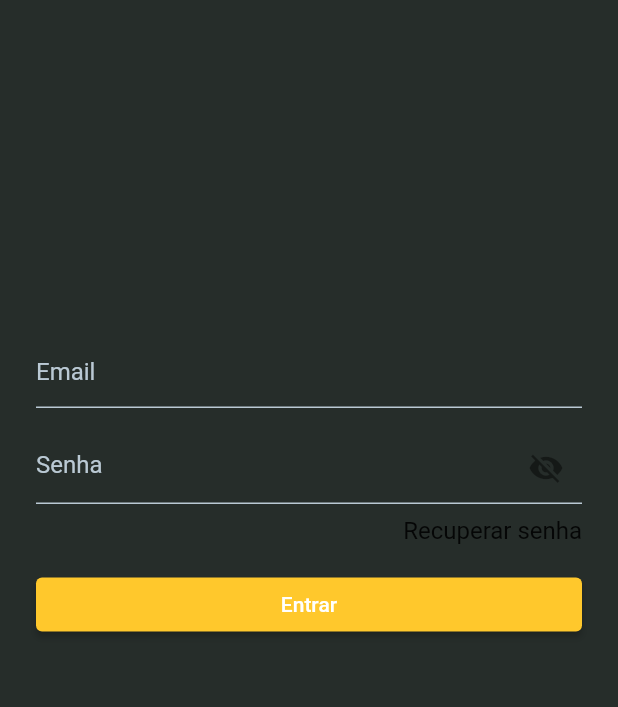
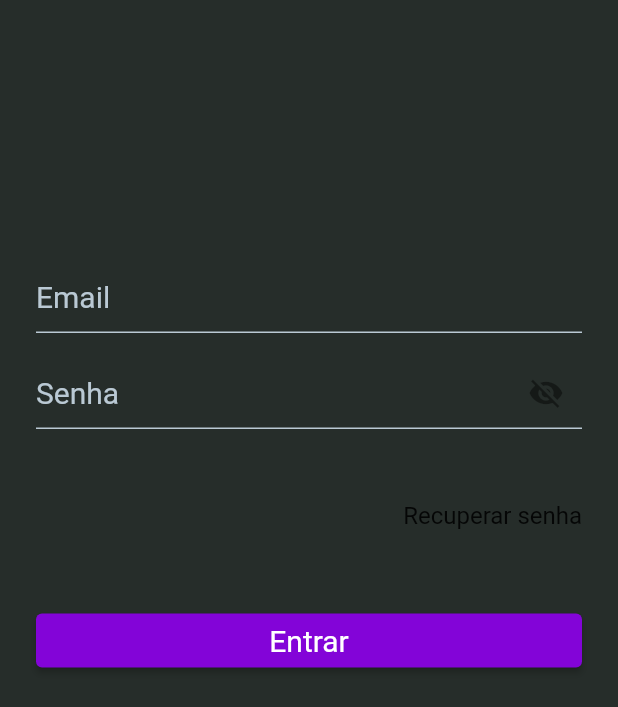
Before and after one commit to rudarabello/todo_app_flutter, a Flutter app: the screen it shows after launch, on a phone screen of 412 x 824 dp. Shown: the top 707 px of the screen. Run offline on Flutter 3.47's test engine with Material 2 defaults, Android fonts, the phone set to English and light mode, and no system bars; our stand-ins replace shared_preferences.

Commit message:
feat: update login page

```diff
--- a/lib/app.dart
+++ b/lib/app.dart
@@ -1,5 +1,5 @@
 import 'package:todo_app_flutter/design_system/my_color.dart';
-import 'package:todo_app_flutter/design_system/text_theme.dart';
+import 'package:todo_app_flutter/design_system/app_theme.dart';
 import 'package:todo_app_flutter/features/authentication/splash.dart';
 //import 'package:todo_app_flutter/features/home/home_page.dart';
 import 'package:todo_app_flutter/features/login/login_page.dart';
--- a/lib/features/login/login_page.dart
+++ b/lib/features/login/login_page.dart
@@ -1,3 +1,4 @@
+import 'package:todo_app_flutter/design_system/my_color.dart';
 import 'package:todo_app_flutter/features/login/login_controller.dart';
 import 'package:todo_app_flutter/features/login/login_states.dart';
 import 'package:flutter/material.dart';
@@ -9,6 +10,10 @@ class LoginPage extends StatelessWidget {
   final _formKey = GlobalKey<FormState>();
   final emailController = TextEditingController();
   final passwordController = TextEditingController();
+  final ButtonStyle style = ElevatedButton.styleFrom(
+    textStyle: const TextStyle(fontSize: 20),
+    backgroundColor: MyColor.primary,
+  );
 
   @override
   Widget build(BuildContext context) {
@@ -20,21 +25,9 @@ class LoginPage extends StatelessWidget {
           child: Column(
             mainAxisSize: MainAxisSize.min,
             children: [
-              const SizedBox(height: kToolbarHeight),
-              Row(
-                mainAxisAlignment: MainAxisAlignment.center,
-                children: [
-                  const Spacer(),
-                  const SizedBox(width: 8),
-                  Text('',
-                      textAlign: TextAlign.center,
-                      style: Theme.of(context).textTheme.headline5),
-                  const Spacer(),
-                ],
-              ),
-              const SizedBox(height: 100),
-              const SizedBox(height: 16),
+              const SizedBox(height: 150),
               TextFormField(
+                style: const TextStyle(fontSize: 20),
                 validator: (value) {
                   if (value?.isEmpty ?? true) {
                     return 'Email obrigatório';
@@ -48,6 +41,7 @@ class LoginPage extends StatelessWidget {
               ),
               const SizedBox(height: 16),
               TextFormField(
+                style: const TextStyle(fontSize: 20),
                 controller: passwordController,
                 decoration: InputDecoration(
                   hintText: 'Senha',
@@ -61,16 +55,18 @@ class LoginPage extends StatelessWidget {
                 mainAxisAlignment: MainAxisAlignment.end,
                 children: [
                   Padding(
-                    padding: const EdgeInsets.only(top: 8.0),
+                    padding: const EdgeInsets.only(top: 48.0),
                     child: Text('Recuperar senha',
-                        style: Theme.of(context).textTheme.subtitle1),
+                        style: Theme.of(context).textTheme.titleMedium),
                   ),
                 ],
               ),
-              const SizedBox(height: 16),
+              const SizedBox(height: 50),
               SizedBox(
                 width: double.infinity,
                 child: ElevatedButton(
+                  // ignore: prefer_const_constructors
+                  style: style,
                   onPressed: () async {
                     final navigator = Navigator.of(context);
                     if (_formKey.currentState?.validate() ?? false) {
@@ -106,42 +102,3 @@ class LoginPage extends StatelessWidget {
     );
   }
 }
-
-class SocialButton extends StatelessWidget {
-  final String text;
-  final String imagePath;
-  final VoidCallback onPressed;
-
-  const SocialButton({
-    Key? key,
-    required this.imagePath,
-    required this.text,
-    required this.onPressed,
-  }) : super(key: key);
-
-  @override
-  Widget build(BuildContext context) {
-    return ElevatedButton(
-      onPressed: onPressed,
-      child: Row(
-        mainAxisSize: MainAxisSize.min,
-        children: [
-          Image.asset(
-            imagePath,
-            color: const Color(0xFFFFC82C),
-            height: 32,
-          ),
-          Padding(
-            padding: const EdgeInsets.symmetric(horizontal: 8.0),
-            child: Text(
-              text,
-              style: const TextStyle(
-                color: Color(0xFFFFC82C),
-              ),
-            ),
-          ),
-        ],
-      ),
-    );
-  }
-}
```
